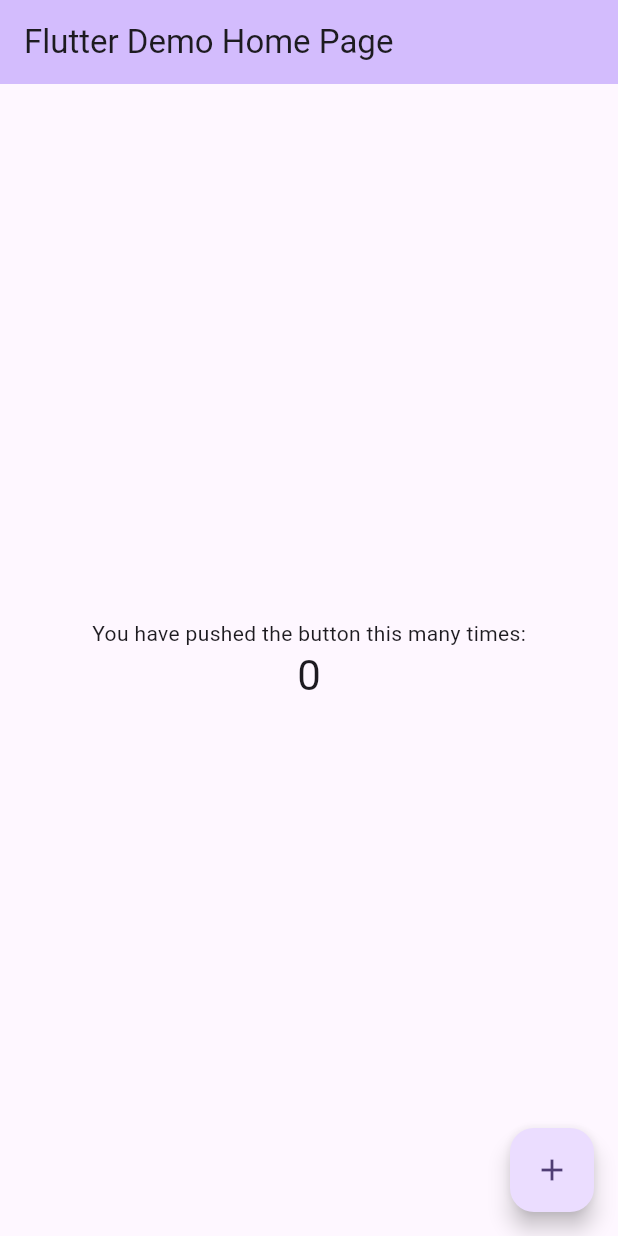
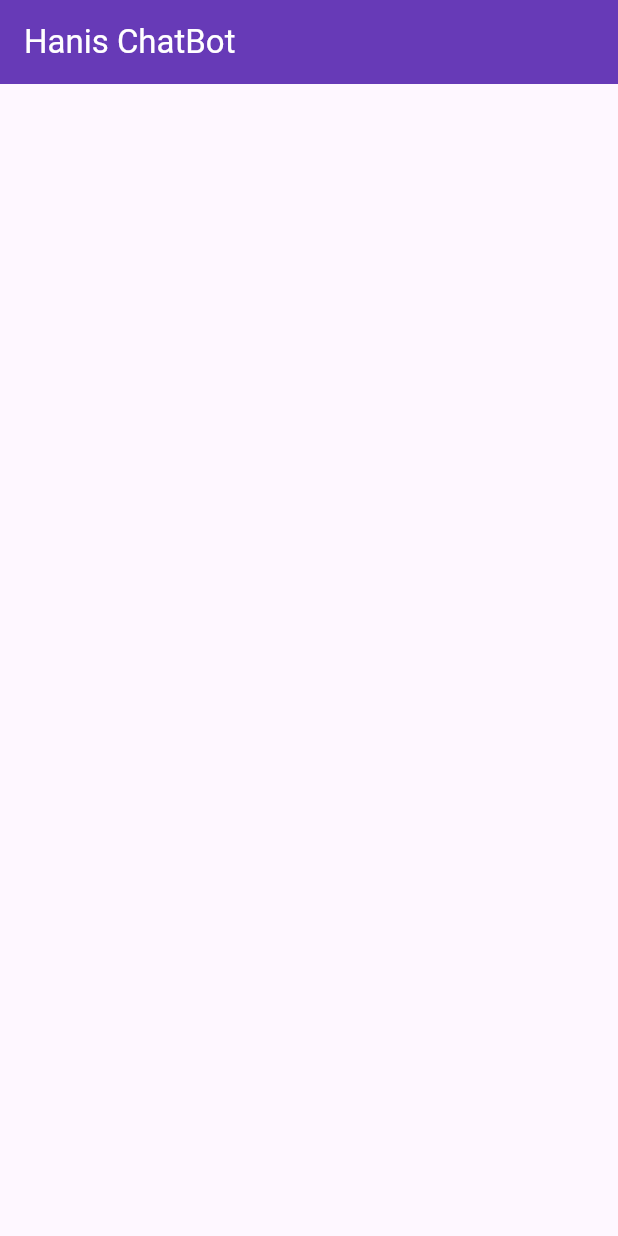
Before and after one commit to Hanishanus/AIChatApp, a Flutter app: the screen it shows after launch, on a phone screen of 412 x 824 dp. Run offline on Flutter 3.47's test engine with Material 3 defaults, Android fonts, the phone set to English and light mode, and no system bars; our stand-ins replace flutter_gemini.

Commit message:
Initialized Gemini with the chats

```diff
--- a/lib/main.dart
+++ b/lib/main.dart
@@ -1,125 +1,79 @@
 import 'package:flutter/material.dart';
+import 'package:flutter_gemini/flutter_gemini.dart';
+
+import 'credentials.dart';
+
+
 
 void main() {
+  Gemini.init(apiKey: API_KEY,enableDebugging: true);// Initialize Gemini with the API key and enable debugging
   runApp(const MyApp());
 }
 
 class MyApp extends StatelessWidget {
   const MyApp({super.key});
 
-  // This widget is the root of your application.
   @override
   Widget build(BuildContext context) {
     return MaterialApp(
-      title: 'Flutter Demo',
-      theme: ThemeData(
-        // This is the theme of your application.
-        //
-        // TRY THIS: Try running your application with "flutter run". You'll see
-        // the application has a purple toolbar. Then, without quitting the app,
-        // try changing the seedColor in the colorScheme below to Colors.green
-        // and then invoke "hot reload" (save your changes or press the "hot
-        // reload" button in a Flutter-supported IDE, or press "r" if you used
-        // the command line to start the app).
-        //
-        // Notice that the counter didn't reset back to zero; the application
-        // state is not lost during the reload. To reset the state, use hot
-        // restart instead.
-        //
-        // This works for code too, not just values: Most code changes can be
-        // tested with just a hot reload.
-        colorScheme: ColorScheme.fromSeed(seedColor: Colors.deepPurple),
-        useMaterial3: true,
-      ),
-      home: const MyHomePage(title: 'Flutter Demo Home Page'),
+      debugShowCheckedModeBanner: false,
+      home: ChatScreen(),
     );
   }
 }
 
-class MyHomePage extends StatefulWidget {
-  const MyHomePage({super.key, required this.title});
-
-  // This widget is the home page of your application. It is stateful, meaning
-  // that it has a State object (defined below) that contains fields that affect
-  // how it looks.
-
-  // This class is the configuration for the state. It holds the values (in this
-  // case the title) provided by the parent (in this case the App widget) and
-  // used by the build method of the State. Fields in a Widget subclass are
-  // always marked "final".
-
-  final String title;
+class ChatScreen extends StatefulWidget {
+  const ChatScreen({super.key});
 
   @override
-  State<MyHomePage> createState() => _MyHomePageState();
+  State<ChatScreen> createState() => _ChatScreenState();
 }
 
-class _MyHomePageState extends State<MyHomePage> {
-  int _counter = 0;
+class _ChatScreenState extends State<ChatScreen> {
 
-  void _incrementCounter() {
+  final TextEditingController _controller = TextEditingController();//Controller for the input field
+  final List<Map<String,String>> _messages = [];//List to store the chat messages
+
+  void _sendMessage() async{
+    final inputText = _controller.text.trim();//Get And trim input text
+    if(inputText.isEmpty) return;//This will do nothing if input is empty
+
+    //this will add the user's message to the chat
     setState(() {
-      // This call to setState tells the Flutter framework that something has
-      // changed in this State, which causes it to rerun the build method below
-      // so that the display can reflect the updated values. If we changed
-      // _counter without calling setState(), then the build method would not be
-      // called again, and so nothing would appear to happen.
-      _counter++;
+      _messages.add({'sender':'user','text':inputText});
+    });
+    _controller.clear();//Clean the input field
+
+    final parts = [Part.text(inputText)];//This will Prepare the input for the Gemini API
+    final response = await Gemini.instance.prompt(parts: parts);//Get the response from Gemini
+
+      //Add the bot's response to the chat
+    setState(() {
+      _messages.add({
+        'sender':'bot',
+        'text':response?.output ?? 'No response generated',//Handle null responses
+      });
     });
   }
 
   @override
   Widget build(BuildContext context) {
-    // This method is rerun every time setState is called, for instance as done
-    // by the _incrementCounter method above.
-    //
-    // The Flutter framework has been optimized to make rerunning build methods
-    // fast, so that you can just rebuild anything that needs updating rather
-    // than having to individually change instances of widgets.
     return Scaffold(
       appBar: AppBar(
-        // TRY THIS: Try changing the color here to a specific color (to
-        // Colors.amber, perhaps?) and trigger a hot reload to see the AppBar
-        // change color while the other colors stay the same.
-        backgroundColor: Theme.of(context).colorScheme.inversePrimary,
-        // Here we take the value from the MyHomePage object that was created by
-        // the App.build method, and use it to set our appbar title.
-        title: Text(widget.title),
+        title: Text("Hanis ChatBot"),
+        backgroundColor: Colors.deepPurple,
+        foregroundColor: Colors.white,
       ),
-      body: Center(
-        // Center is a layout widget. It takes a single child and positions it
-        // in the middle of the parent.
-        child: Column(
-          // Column is also a layout widget. It takes a list of children and
-          // arranges them vertically. By default, it sizes itself to fit its
-          // children horizontally, and tries to be as tall as its parent.
-          //
-          // Column has various properties to control how it sizes itself and
-          // how it positions its children. Here we use mainAxisAlignment to
-          // center the children vertically; the main axis here is the vertical
-          // axis because Columns are vertical (the cross axis would be
-          // horizontal).
-          //
-          // TRY THIS: Invoke "debug painting" (choose the "Toggle Debug Paint"
-          // action in the IDE, or press "p" in the console), to see the
-          // wireframe for each widget.
-          mainAxisAlignment: MainAxisAlignment.center,
-          children: <Widget>[
-            const Text(
-              'You have pushed the button this many times:',
-            ),
-            Text(
-              '$_counter',
-              style: Theme.of(context).textTheme.headlineMedium,
-            ),
-          ],
-        ),
+      body:Column(
+        children: [
+          Expanded(child: ListView.builder(
+            itemCount: _messages.length,
+            itemBuilder: (context,index){
+
+            }
+          ))
+        ],
       ),
-      floatingActionButton: FloatingActionButton(
-        onPressed: _incrementCounter,
-        tooltip: 'Increment',
-        child: const Icon(Icons.add),
-      ), // This trailing comma makes auto-formatting nicer for build methods.
     );
   }
 }
```
